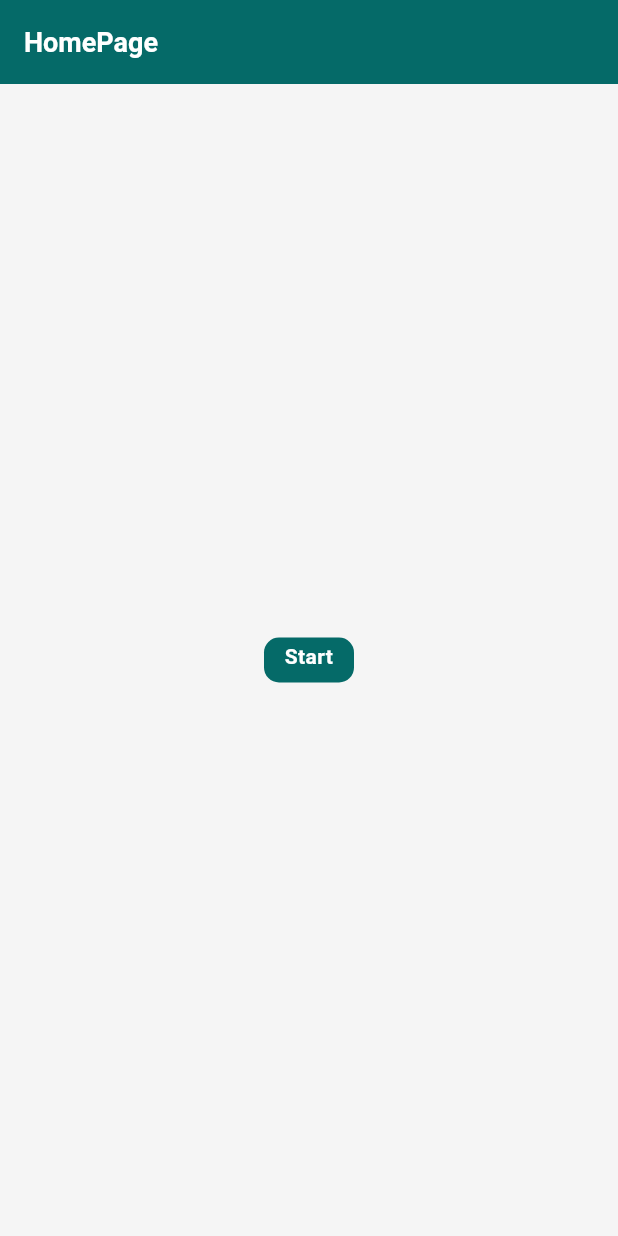
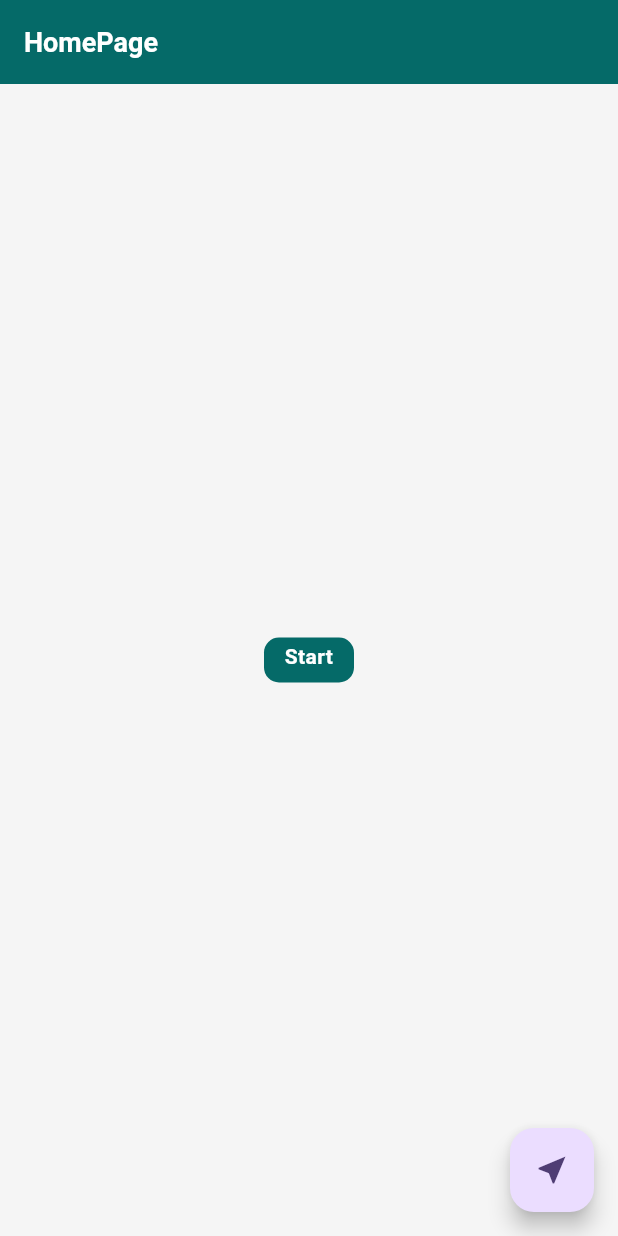
Before and after one commit to foysal012/survey_app, a Flutter app: the screen it shows after launch, on a phone screen of 412 x 824 dp. Run offline on Flutter 3.47's test engine with Material 3 defaults, Android fonts, the phone set to English and light mode, and no system bars; our stand-ins replace gap, google_mobile_ads, package_info_plus; network calls fail; Roboto replaces fonts that are missing (anek).

Commit message:
Ad mob two type add intregrated running.

```diff
--- a/lib/main.dart
+++ b/lib/main.dart
@@ -8,7 +8,7 @@ import 'package:survey_app/viewmodel/question_controller.dart';
 
 void main() {
   WidgetsFlutterBinding.ensureInitialized();
-  // MobileAds.instance.initialize();
+  MobileAds.instance.initialize();
   runApp(const MyApp());
 }
 
@@ -20,8 +20,8 @@ class MyApp extends StatelessWidget {
   Widget build(BuildContext context) {
     return MultiProvider(
       providers: [
-        ChangeNotifierProvider(create: (context) => QuestionController(),),
-        ChangeNotifierProvider(create: (context) => IntroductionController(),)
+        ChangeNotifierProvider(create: (context) => QuestionController()),
+        ChangeNotifierProvider(create: (context) => IntroductionController())
       ],
       child: MaterialApp(
         title: 'Flutter Demo',
--- a/lib/view/screen/home_page.dart
+++ b/lib/view/screen/home_page.dart
@@ -4,6 +4,7 @@ import 'package:survey_app/resources/app_color.dart';
 import 'package:survey_app/resources/app_style.dart';
 import 'package:survey_app/services/ad_helper.dart';
 import 'package:survey_app/view/screen/question_page.dart';
+import 'interstitial_ad_screen.dart';
 
 class HomePage extends StatefulWidget {
   const HomePage({super.key});
@@ -14,29 +15,29 @@ class HomePage extends StatefulWidget {
 
 class _HomePageState extends State<HomePage> {
 
-  // BannerAd? _bannerAd;
-  //
-  // @override
-  // void initState() {
-  //   // TODO: implement initState
-  //   super.initState();
-  //   BannerAd(
-  //     adUnitId: AdHelper.bannerAdUnitId,
-  //     request: AdRequest(),
-  //     size: AdSize.banner,
-  //     listener: BannerAdListener(
-  //       onAdLoaded: (ad) {
-  //         setState(() {
-  //           _bannerAd = ad as BannerAd;
-  //         });
-  //       },
-  //       onAdFailedToLoad: (ad, error) {
-  //         debugPrint('Failed to load a banner ad: ${error.message}');
-  //         ad.dispose();
-  //       },
-  //     )
-  //   ).load();
-  // }
+  BannerAd? _bannerAd;
+
+  @override
+  void initState() {
+    // TODO: implement initState
+    super.initState();
+    BannerAd(
+      adUnitId: AdHelper.bannerAdUnitId,
+      request: AdRequest(),
+      size: AdSize.banner,
+      listener: BannerAdListener(
+        onAdLoaded: (ad) {
+          setState(() {
+            _bannerAd = ad as BannerAd;
+          });
+        },
+        onAdFailedToLoad: (ad, error) {
+          debugPrint('Failed to load a banner ad: ${error.message}');
+          ad.dispose();
+        },
+      )
+    ).load();
+  }
 
   @override
   Widget build(BuildContext context) {
@@ -72,17 +73,22 @@ class _HomePageState extends State<HomePage> {
                 ),
               ),
             ),
-            // if(_bannerAd != null)
-            // Align(
-            //   alignment: Alignment.topCenter,
-            //   child: Container(
-            //     height: _bannerAd?.size.height.toDouble(),
-            //     width: _bannerAd?.size.width.toDouble(),
-            //     child: AdWidget(ad: _bannerAd!),
-            //   ),
-            // )
+            if(_bannerAd != null)
+            Align(
+              alignment: Alignment.topCenter,
+              child: Container(
+                height: _bannerAd?.size.height.toDouble(),
+                width: _bannerAd?.size.width.toDouble(),
+                child: AdWidget(ad: _bannerAd!),
+              ),
+            )
           ],
         ),
+      ),
+
+      floatingActionButton: FloatingActionButton(
+          onPressed: ()=> Navigator.of(context).push(MaterialPageRoute(builder: (context) => InterstitialAdScreen())),
+          child: Icon(Icons.near_me),
       ),
     );
   }
```
Also changed, not shown: lib/services/ad_helper.dart (+10 -0 lines), lib/view/screen/interstitial_ad_screen.dart (added, +65 -0 lines), 2 other files.
